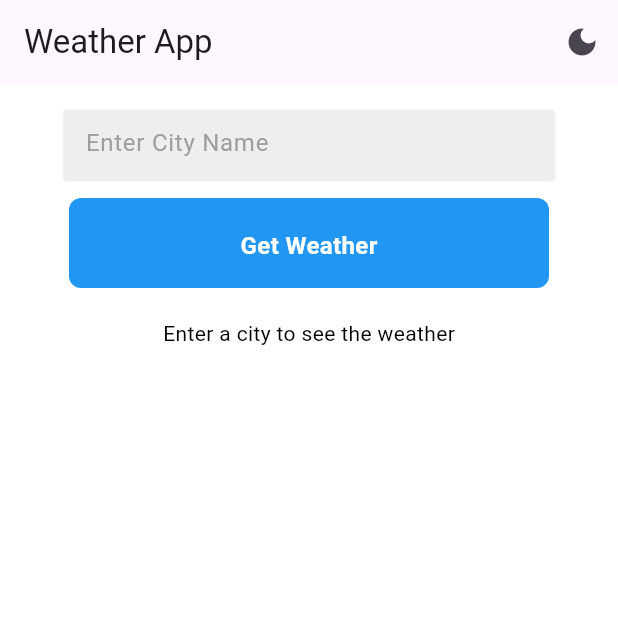
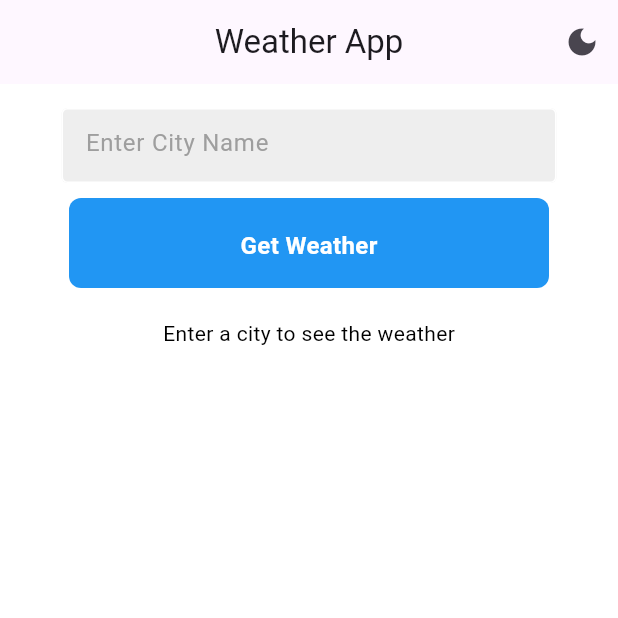
Before and after one commit to Saurabhmaurya111/weather, a Flutter app: the screen it shows after launch, on a phone screen of 412 x 824 dp, the top half of it. Run offline on Flutter 3.47's test engine with Material 3 defaults, Android fonts, the phone set to English and light mode, and no system bars; our stand-ins replace get, lottie.

Commit message:
weather app

```diff
--- a/lib/main.dart
+++ b/lib/main.dart
@@ -7,7 +7,7 @@ final ThemeData lightTheme = ThemeData(
   primaryColor: Colors.blue,
   scaffoldBackgroundColor: Colors.white,
   textTheme: TextTheme(
-    bodyMedium: TextStyle(color: Colors.black), // Replaced bodyText2 with bodyMedium
+    bodyMedium: TextStyle(color: Colors.black),
   ),
 );
 
@@ -16,7 +16,7 @@ final ThemeData darkTheme = ThemeData(
   primaryColor: Colors.black,
   scaffoldBackgroundColor: Colors.black,
   textTheme: TextTheme(
-    bodyMedium: TextStyle(color: Colors.white), // Replaced bodyText2 with bodyMedium
+    bodyMedium: TextStyle(color: Colors.white),
   ),
 );
 
@@ -34,8 +34,8 @@ class MyApp extends StatelessWidget {
     return GetMaterialApp(
       debugShowCheckedModeBanner: false,
       title: 'Flutter Demo',
-      theme: lightTheme, // Light theme defined above
-      darkTheme: darkTheme, // Dark theme defined above
+      theme: lightTheme, // Light theme
+      darkTheme: darkTheme, // Dark theme
       themeMode: ThemeMode.system,
       home:  WeatherView(),
     );
--- a/lib/services/weather_service.dart
+++ b/lib/services/weather_service.dart
@@ -2,7 +2,7 @@ import 'dart:convert';
 import 'package:http/http.dart' as http;
 
 class WeatherService {
-  static const String apiKey = '1116f23a435562c271ca074c25741e5c'; // Replace with your OpenWeatherMap API key
+  static const String apiKey = 'API KEY';
   static const String baseUrl = 'https://api.openweathermap.org/data/2.5/weather';
 
   Future<Map<String, dynamic>> getWeather(String cityName) async {
--- a/lib/views/weather_view.dart
+++ b/lib/views/weather_view.dart
@@ -38,6 +38,7 @@ class WeatherView extends StatelessWidget {
     return Scaffold(
       appBar: AppBar(
         title: Text('Weather App'),
+        centerTitle: true,
         actions: [
           IconButton(
             icon: Icon(Get.isDarkMode ? Icons.light_mode : Icons.dark_mode),
@@ -48,7 +49,7 @@ class WeatherView extends StatelessWidget {
           ),
         ],
       ),
-      backgroundColor: context.theme.scaffoldBackgroundColor, // Use dynamic theme color
+      backgroundColor: context.theme.scaffoldBackgroundColor,
       body: SingleChildScrollView(
         child: SafeArea(
           child: Padding(
```
